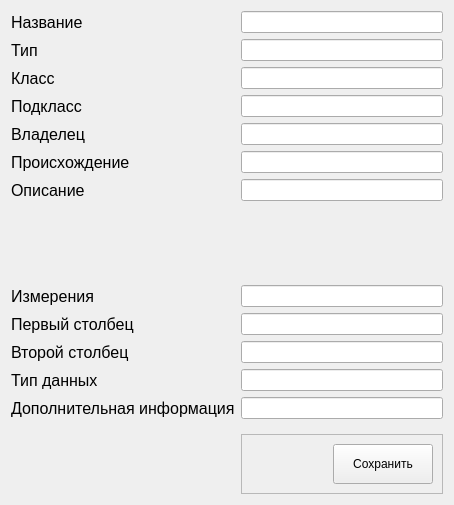
Before: the Qt Designer form Peleng/SpectralLibPlugin/CreateSpectr.ui in remsens/Peleng, drawn with Qt 5.
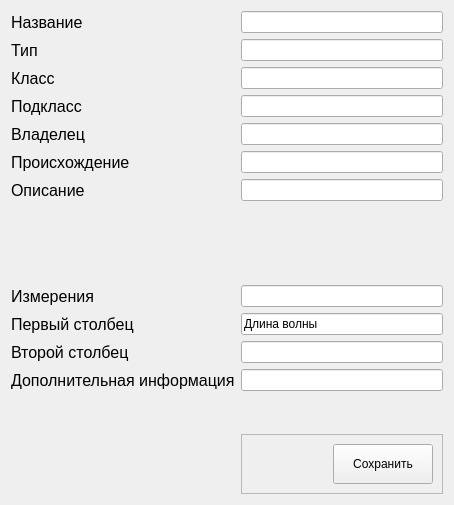
After: the same form once the commit is applied.

Commit message: added funtion of saving to library spectrums of data

The edit to the form file:
```diff
--- a/Peleng/SpectralLibPlugin/CreateSpectr.ui
+++ b/Peleng/SpectralLibPlugin/CreateSpectr.ui
@@ -228,7 +228,11 @@
     </widget>
    </item>
    <item row="11" column="1">
-    <widget class="QLineEdit" name="lineEdit_firstColumn"/>
+    <widget class="QLineEdit" name="lineEdit_firstColumn">
+     <property name="text">
+      <string>Длина волны</string>
+     </property>
+    </widget>
    </item>
    <item row="12" column="0">
     <widget class="QLabel" name="label_secondColumn">
@@ -246,21 +250,6 @@
     <widget class="QLineEdit" name="lineEdit_secondColumn"/>
    </item>
    <item row="13" column="0">
-    <widget class="QLabel" name="label_dataType">
-     <property name="font">
-      <font>
-       <pointsize>12</pointsize>
-      </font>
-     </property>
-     <property name="text">
-      <string>Тип данных</string>
-     </property>
-    </widget>
-   </item>
-   <item row="13" column="1">
-    <widget class="QLineEdit" name="lineEdit_dataType"/>
-   </item>
-   <item row="14" column="0">
     <widget class="QLabel" name="label_addInfo">
      <property name="font">
       <font>
@@ -272,7 +261,7 @@
      </property>
     </widget>
    </item>
-   <item row="14" column="1">
+   <item row="13" column="1">
     <widget class="QLineEdit" name="lineEdit_addInfo"/>
    </item>
    <item row="15" column="0">
@@ -348,6 +337,19 @@
      </layout>
     </widget>
    </item>
+   <item row="14" column="0">
+    <spacer name="verticalSpacer_2">
+     <property name="orientation">
+      <enum>Qt::Vertical</enum>
+     </property>
+     <property name="sizeHint" stdset="0">
+      <size>
+       <width>20</width>
+       <height>40</height>
+      </size>
+     </property>
+    </spacer>
+   </item>
   </layout>
  </widget>
  <resources/>
```
Left out of the diff: 2 changed lines with no effect on the pictures. The commit also changes 3 other files.
